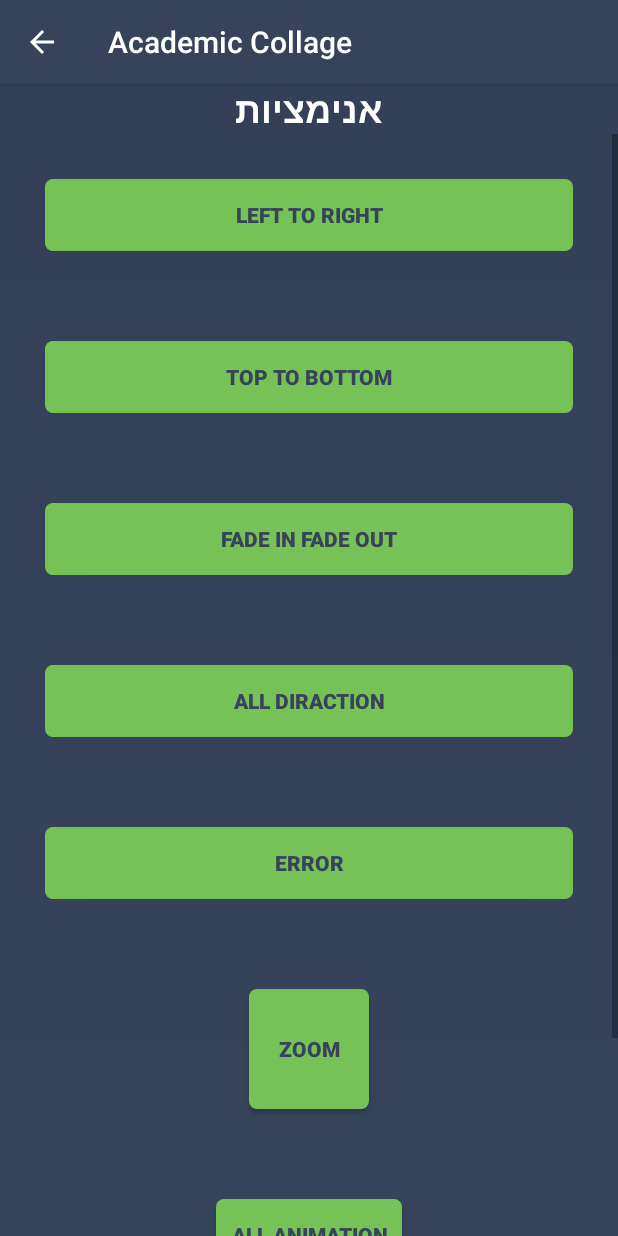
After one commit to jeffreybenabou/AcademicCollage2019, an Android app: the AnimationExample screen opened directly, with no data from a screen before it, on a phone screen of 412 x 824 dp. The commit adds this screen. Run offline under Robolectric (Android 15) with nearby library versions, the phone set to English and light mode, and no system bars.

Commit message:
נוספו דוגמאות לאנימציות

```diff
--- a/app/src/main/AndroidManifest.xml
+++ b/app/src/main/AndroidManifest.xml
@@ -14,7 +14,8 @@
         android:roundIcon="@mipmap/ic_launcher_round"
         android:supportsRtl="true"
         android:theme="@style/AppTheme">
-        <activity android:name=".basicPrograming.DialogExample"></activity>
+        <activity android:name=".advancePrograming.AnimationExample"></activity>
+        <activity android:name=".basicPrograming.DialogExample" />
         <activity android:name=".advancePrograming.SwipeRefreshControl" />
         <activity android:name=".advancePrograming.AnswerQestion" />
         <activity android:name=".basicPrograming.SharedPreferencesExample" />
--- /dev/null
+++ b/app/src/main/res/layout/activity_animation_example.xml
@@ -0,0 +1,109 @@
+<?xml version="1.0" encoding="utf-8"?>
+<androidx.constraintlayout.widget.ConstraintLayout xmlns:android="http://schemas.android.com/apk/res/android"
+    xmlns:app="http://schemas.android.com/apk/res-auto"
+    xmlns:tools="http://schemas.android.com/tools"
+    android:layout_width="match_parent"
+    android:layout_height="match_parent"
+    android:background="@drawable/gradient"
+    tools:context=".advancePrograming.AnimationExample">
+
+    <TextView
+        android:id="@+id/textView51"
+        style="@style/title"
+        android:layout_width="wrap_content"
+        android:layout_height="wrap_content"
+        android:text="אנימציות"
+        app:layout_constraintEnd_toEndOf="parent"
+        app:layout_constraintStart_toStartOf="parent"
+        app:layout_constraintTop_toTopOf="parent" />
+
+    <ScrollView
+        android:layout_width="0dp"
+        android:layout_height="0dp"
+        app:layout_constraintBottom_toBottomOf="parent"
+        app:layout_constraintEnd_toEndOf="parent"
+
+        app:layout_constraintStart_toStartOf="parent"
+        app:layout_constraintTop_toBottomOf="@+id/textView51">
+
+        <LinearLayout
+            android:layout_width="match_parent"
+            android:layout_height="wrap_content"
+            android:gravity="center"
+            android:orientation="vertical">
+
+            <Button
+                android:id="@+id/animation_left_to_right"
+                style="@style/button"
+                android:layout_width="match_parent"
+                android:layout_height="wrap_content"
+                android:layout_margin="30dp"
+                android:onClick="setTheButtonsLiseners"
+                android:text="Left To Right" />
+
+            <Button
+                android:id="@+id/animation_top_to_bottom"
+                style="@style/button"
+                android:layout_width="match_parent"
+                android:layout_height="wrap_content"
+                android:layout_margin="30dp"
+                android:onClick="setTheButtonsLiseners"
+                android:text="Top To Bottom" />
+
+            <Button
+                android:id="@+id/animation_fadein"
+                style="@style/button"
+                android:layout_width="match_parent"
+                android:layout_height="wrap_content"
+                android:layout_margin="30dp"
+                android:onClick="setTheButtonsLiseners"
+                android:text="Fade In Fade Out" />
+
+            <Button
+                android:id="@+id/animation_all_diraction"
+                style="@style/button"
+                android:layout_width="match_parent"
+                android:layout_height="wrap_content"
+                android:layout_margin="30dp"
+                android:onClick="setTheButtonsLiseners"
+                android:text="All Diraction" />
+
+            <Button
+                android:id="@+id/animation_error"
+                style="@style/button"
+                android:layout_width="match_parent"
+                android:layout_height="wrap_content"
+                android:layout_margin="30dp"
+                android:onClick="setTheButtonsLiseners"
+                android:text="Error" />
+
+            <Button
+                android:id="@+id/animation_zoom"
+                style="@style/button"
+                android:layout_width="0.5in"
+                android:layout_height="0.5in"
+                android:layout_margin="30dp"
+                android:onClick="setTheButtonsLiseners"
+                android:text="zoom" />
+
+            <Button
+                android:id="@+id/animation_all_animation"
+                style="@style/button"
+                android:layout_width="wrap_content"
+                android:layout_height="wrap_content"
+                android:layout_margin="30dp"
+                android:onClick="setTheButtonsLiseners"
+                android:padding="10dp"
+                android:text="All Animation" />
+
+            <Button
+                android:id="@+id/animation_rotate"
+                style="@style/button"
+                android:layout_width="wrap_content"
+                android:layout_height="wrap_content"
+                android:layout_margin="30dp"
+                android:onClick="setTheButtonsLiseners"
+                android:text="Rotate" />
+        </LinearLayout>
+    </ScrollView>
+</androidx.constraintlayout.widget.ConstraintLayout>
```
Also changed, not shown: app/src/main/java/com/jeffrey/academiccollage/MainActivity.java (+10 -16 lines), app/src/main/java/com/jeffrey/academiccollage/advancePrograming/AnimationExample.java (added, +102 -0 lines), app/src/main/res/layout/activity_main.xml (+8 -0 lines).
